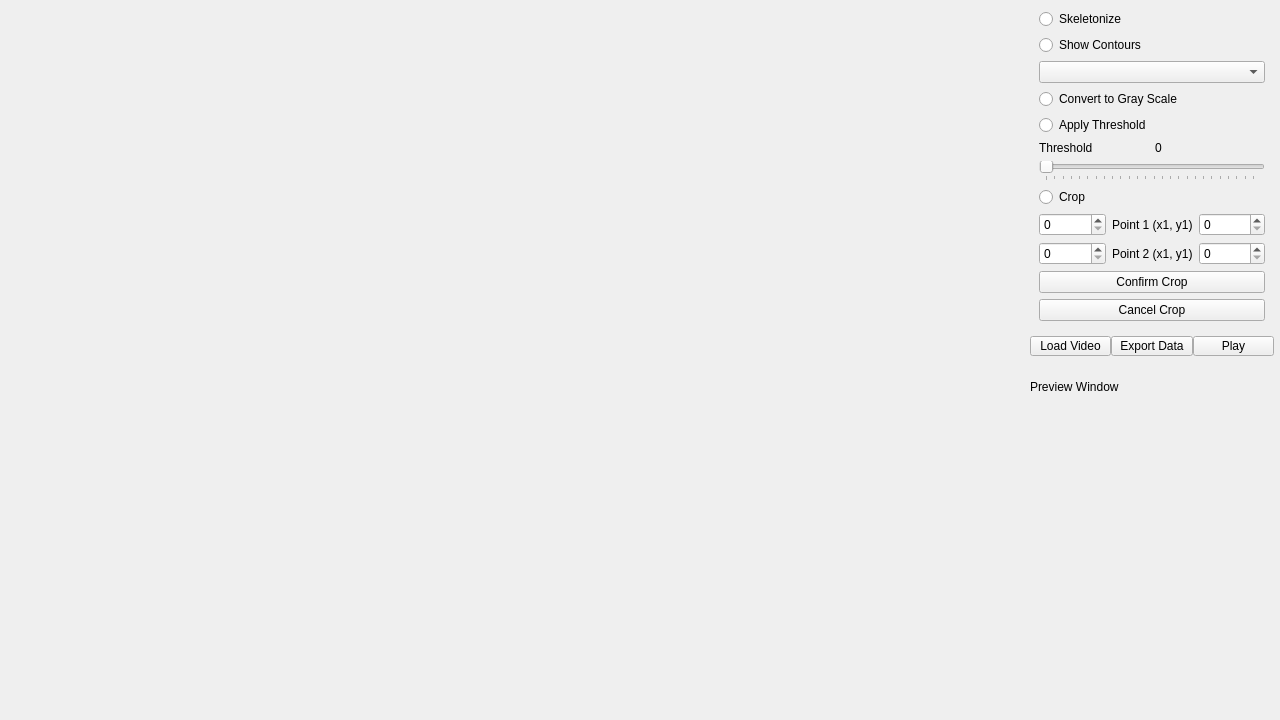
Qt form form.ui (prajwaltr93/Image-Processing-Util) before a commit.
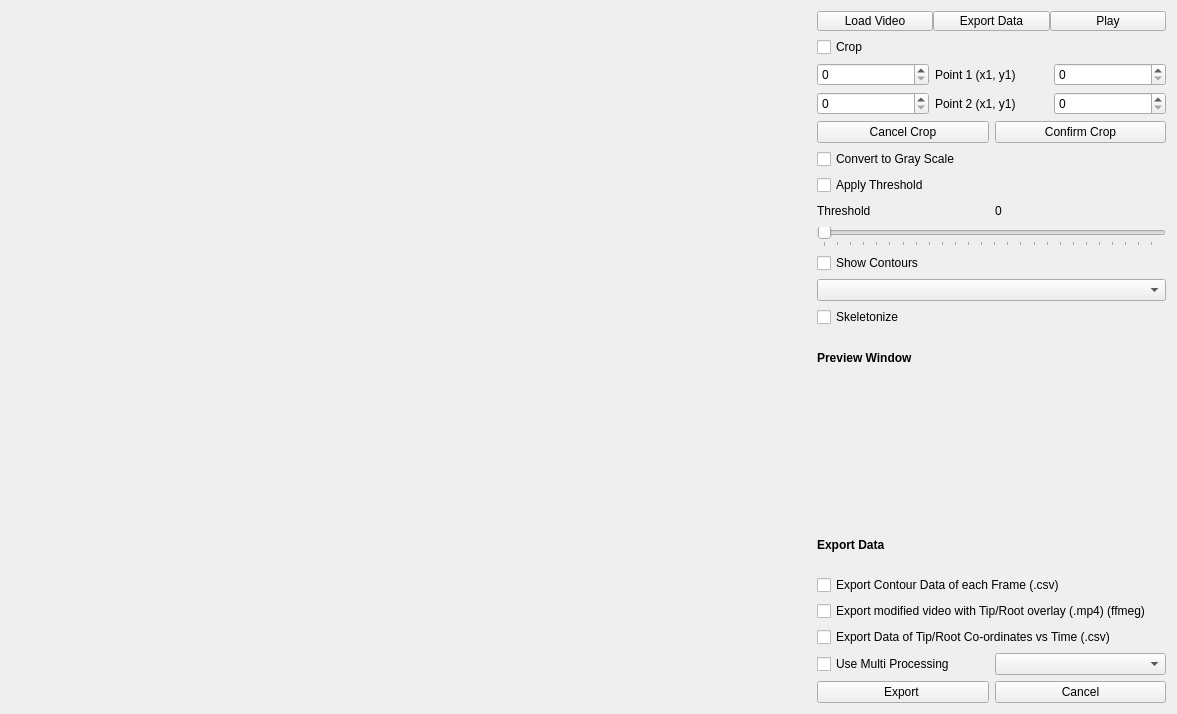
The same form after that commit.

Commit message:
add: organized the layout
- much better recursive logic to show and hide layout

Diff of the .ui file:
```diff
--- a/form.ui
+++ b/form.ui
@@ -6,67 +6,157 @@
    <rect>
     <x>0</x>
     <y>0</y>
-    <width>1280</width>
-    <height>720</height>
+    <width>1177</width>
+    <height>714</height>
    </rect>
   </property>
   <property name="windowTitle">
    <string>MainWindow</string>
   </property>
-  <widget class="QLabel" name="videoFrame">
-   <property name="geometry">
-    <rect>
-     <x>10</x>
-     <y>0</y>
-     <width>1011</width>
-     <height>711</height>
-    </rect>
+  <layout class="QGridLayout" name="gridLayout">
+   <item row="0" column="0">
+    <layout class="QHBoxLayout" name="mainWindow">
+     <item>
+      <widget class="QLabel" name="VideoFrame">
+       <property name="minimumSize">
+        <size>
+         <width>800</width>
+         <height>0</height>
+        </size>
    </property>
    <property name="text">
     <string/>
    </property>
   </widget>
-  <widget class="QWidget" name="layoutWidget">
-   <property name="geometry">
-    <rect>
-     <x>1030</x>
-     <y>0</y>
-     <width>244</width>
-     <height>618</height>
-    </rect>
-   </property>
-   <layout class="QVBoxLayout" name="verticalLayout_3">
+     </item>
+     <item>
+      <layout class="QVBoxLayout" name="optionsLayout">
+       <item>
+        <layout class="QHBoxLayout" name="horizontalLayout_2">
+         <property name="spacing">
+          <number>0</number>
+         </property>
     <item>
-     <widget class="QWidget" name="optionsWidget" native="true">
-      <layout class="QVBoxLayout" name="verticalLayout_2">
+          <widget class="QPushButton" name="loadVideo">
+           <property name="maximumSize">
+            <size>
+             <width>16777215</width>
+             <height>20</height>
+            </size>
+           </property>
+           <property name="text">
+            <string>Load Video</string>
+           </property>
+          </widget>
+         </item>
        <item>
-        <widget class="QRadioButton" name="skeletonize">
+          <widget class="QPushButton" name="exportVideo">
+           <property name="maximumSize">
+            <size>
+             <width>16777215</width>
+             <height>20</height>
+            </size>
+           </property>
          <property name="text">
-          <string>Skeletonize</string>
+            <string>Export Data</string>
          </property>
         </widget>
        </item>
        <item>
-        <widget class="QRadioButton" name="showContours">
+          <widget class="QPushButton" name="playPause">
+           <property name="maximumSize">
+            <size>
+             <width>16777215</width>
+             <height>20</height>
+            </size>
+           </property>
          <property name="text">
-          <string>Show Contours</string>
+            <string>Play</string>
          </property>
         </widget>
        </item>
+        </layout>
+       </item>
        <item>
-        <widget class="QComboBox" name="tipOrRootSelector"/>
+        <layout class="QVBoxLayout" name="CropSelectWindow">
+         <item>
+          <widget class="QCheckBox" name="cropButton">
+           <property name="text">
+            <string>Crop</string>
+           </property>
+          </widget>
        </item>
        <item>
-        <widget class="QRadioButton" name="convertGrayScale">
+          <layout class="QVBoxLayout" name="cropSelectWindow">
+           <item>
+            <layout class="QHBoxLayout" name="pointSelect1">
+             <item>
+              <widget class="QSpinBox" name="pointSelect1X"/>
+             </item>
+             <item>
+              <widget class="QLabel" name="point1Text">
+               <property name="text">
+                <string>Point 1 (x1, y1)</string>
+               </property>
+              </widget>
+             </item>
+             <item>
+              <widget class="QSpinBox" name="pointSelect1Y"/>
+             </item>
+            </layout>
+           </item>
+           <item>
+            <layout class="QHBoxLayout" name="pointSelect2_2">
+             <item>
+              <widget class="QSpinBox" name="pointSelect2X"/>
+             </item>
+             <item>
+              <widget class="QLabel" name="point2Text">
+               <property name="text">
+                <string>Point 2 (x1, y1)</string>
+               </property>
+              </widget>
+             </item>
+             <item>
+              <widget class="QSpinBox" name="pointSelect2Y"/>
+             </item>
+            </layout>
+           </item>
+           <item>
+            <layout class="QHBoxLayout" name="horizontalLayout_3">
+             <item>
+              <widget class="QPushButton" name="cancelCrop">
+               <property name="text">
+                <string>Cancel Crop</string>
+               </property>
+              </widget>
+             </item>
+             <item>
+              <widget class="QPushButton" name="confirmCrop">
+               <property name="text">
+                <string>Confirm Crop</string>
+               </property>
+              </widget>
+             </item>
+            </layout>
+           </item>
+          </layout>
+         </item>
+        </layout>
+       </item>
+       <item>
+        <layout class="QVBoxLayout" name="convertToGrayScaleWindow">
+         <item>
+          <widget class="QCheckBox" name="convertGrayScale">
          <property name="text">
           <string>Convert to Gray Scale</string>
          </property>
         </widget>
        </item>
        <item>
-        <layout class="QVBoxLayout" name="verticalLayout">
+          <layout class="QVBoxLayout" name="applyThresholdWindow">
          <item>
-          <widget class="QRadioButton" name="applyThresholdButton">
+            <widget class="QCheckBox" name="applyThresholdButton">
            <property name="text">
             <string>Apply Threshold</string>
            </property>
@@ -121,112 +211,29 @@
            </property>
           </widget>
          </item>
-        </layout>
-       </item>
        <item>
-        <widget class="QRadioButton" name="cropButton">
+            <widget class="QCheckBox" name="showContours">
          <property name="text">
-          <string>Crop</string>
+              <string>Show Contours</string>
          </property>
         </widget>
        </item>
        <item>
-        <layout class="QHBoxLayout" name="pointSelect1">
-         <item>
-          <widget class="QSpinBox" name="pointSelect1X"/>
+            <widget class="QComboBox" name="tipOrRootSelector"/>
          </item>
          <item>
-          <widget class="QLabel" name="label_3">
+            <widget class="QCheckBox" name="skeletonize">
            <property name="text">
-            <string>Point 1 (x1, y1)</string>
+              <string>Skeletonize</string>
            </property>
           </widget>
          </item>
-         <item>
-          <widget class="QSpinBox" name="pointSelect1Y"/>
-         </item>
-        </layout>
-       </item>
-       <item>
-        <layout class="QHBoxLayout" name="pointSelect2">
-         <item>
-          <widget class="QSpinBox" name="pointSelect2X"/>
-         </item>
-         <item>
-          <widget class="QLabel" name="label_4">
-           <property name="text">
-            <string>Point 2 (x1, y1)</string>
-           </property>
-          </widget>
-         </item>
-         <item>
-          <widget class="QSpinBox" name="pointSelect2Y"/>
-         </item>
+          </layout>
+         </item>
         </layout>
        </item>
        <item>
-        <widget class="QPushButton" name="confirmCrop">
-         <property name="text">
-          <string>Confirm Crop</string>
-         </property>
-        </widget>
-       </item>
-       <item>
-        <widget class="QPushButton" name="cancelCrop">
-         <property name="text">
-          <string>Cancel Crop</string>
-         </property>
-        </widget>
-       </item>
-      </layout>
-     </widget>
-    </item>
-    <item>
-     <layout class="QHBoxLayout" name="horizontalLayout_2">
-      <property name="spacing">
-       <number>0</number>
-      </property>
-      <item>
-       <widget class="QPushButton" name="loadVideo">
-        <property name="maximumSize">
-         <size>
-          <width>16777215</width>
-          <height>20</height>
-         </size>
-        </property>
-        <property name="text">
-         <string>Load Video</string>
-        </property>
-       </widget>
-      </item>
-      <item>
-       <widget class="QPushButton" name="exportVideo">
-        <property name="maximumSize">
-         <size>
-          <width>16777215</width>
-          <height>20</height>
-         </size>
-        </property>
-        <property name="text">
-         <string>Export Data</string>
-        </property>
-       </widget>
-      </item>
-      <item>
-       <widget class="QPushButton" name="playPause">
-        <property name="maximumSize">
-         <size>
-          <width>16777215</width>
-          <height>20</height>
-         </size>
-        </property>
-        <property name="text">
-         <string>Play</string>
-        </property>
-       </widget>
-      </item>
-     </layout>
-    </item>
+        <layout class="QVBoxLayout" name="previewWindow">
     <item>
      <widget class="QLabel" name="previewWindowText">
       <property name="maximumSize">
@@ -235,32 +242,111 @@
         <height>50</height>
        </size>
       </property>
+           <property name="font">
+            <font>
+             <bold>true</bold>
+            </font>
+           </property>
       <property name="text">
        <string>Preview Window</string>
       </property>
      </widget>
     </item>
     <item>
-     <widget class="QLabel" name="previewWindow">
+          <widget class="QWidget" name="PreviewWindow" native="true">
       <property name="minimumSize">
        <size>
-        <width>200</width>
-        <height>200</height>
-       </size>
-      </property>
-      <property name="maximumSize">
-       <size>
-        <width>16777215</width>
-        <height>400</height>
-       </size>
+             <width>100</width>
+             <height>100</height>
+            </size>
+           </property>
+          </widget>
+         </item>
+        </layout>
+       </item>
+       <item>
+        <layout class="QVBoxLayout" name="exportDataWindow">
+         <item>
+          <widget class="QLabel" name="exportDataText">
+           <property name="font">
+            <font>
+             <pointsize>9</pointsize>
+             <bold>true</bold>
+            </font>
       </property>
       <property name="text">
-       <string/>
+            <string>Export Data</string>
       </property>
      </widget>
     </item>
-   </layout>
-  </widget>
+         <item>
+          <layout class="QVBoxLayout" name="exportDataWindow_2">
+           <item>
+            <layout class="QVBoxLayout" name="verticalLayout_15">
+             <item>
+              <widget class="QCheckBox" name="contourDataEachFrame_4">
+               <property name="text">
+                <string>Export Contour Data of each Frame (.csv)</string>
+               </property>
+              </widget>
+             </item>
+             <item>
+              <widget class="QCheckBox" name="tipRootOverlayVideo_4">
+               <property name="text">
+                <string>Export modified video with Tip/Root overlay (.mp4) (ffmeg)</string>
+               </property>
+              </widget>
+             </item>
+             <item>
+              <widget class="QCheckBox" name="tipRootCoordinates_4">
+               <property name="text">
+                <string>Export Data of Tip/Root Co-ordinates vs Time (.csv)</string>
+               </property>
+              </widget>
+             </item>
+             <item>
+              <layout class="QHBoxLayout" name="horizontalLayout_9">
+               <item>
+                <widget class="QCheckBox" name="multiProcessing_4">
+                 <property name="text">
+                  <string>Use Multi Processing</string>
+                 </property>
+                </widget>
+               </item>
+               <item>
+                <widget class="QComboBox" name="multiProcValues_4"/>
+               </item>
+              </layout>
+             </item>
+            </layout>
+           </item>
+           <item>
+            <layout class="QHBoxLayout" name="horizontalLayout_10">
+             <item>
+              <widget class="QPushButton" name="exportButton_4">
+               <property name="text">
+                <string>Export </string>
+               </property>
+              </widget>
+             </item>
+             <item>
+              <widget class="QPushButton" name="cancelButton_4">
+               <property name="text">
+                <string>Cancel</string>
+               </property>
+              </widget>
+             </item>
+            </layout>
+           </item>
+          </layout>
+         </item>
+        </layout>
+       </item>
+      </layout>
+     </item>
+    </layout>
+   </item>
+  </layout>
  </widget>
  <resources/>
  <connections/>
```
Left out of the diff: 2 changed lines with no effect on the pictures. Lines whose indentation alone changed are shown as unchanged. The commit also changes 4 other files.
